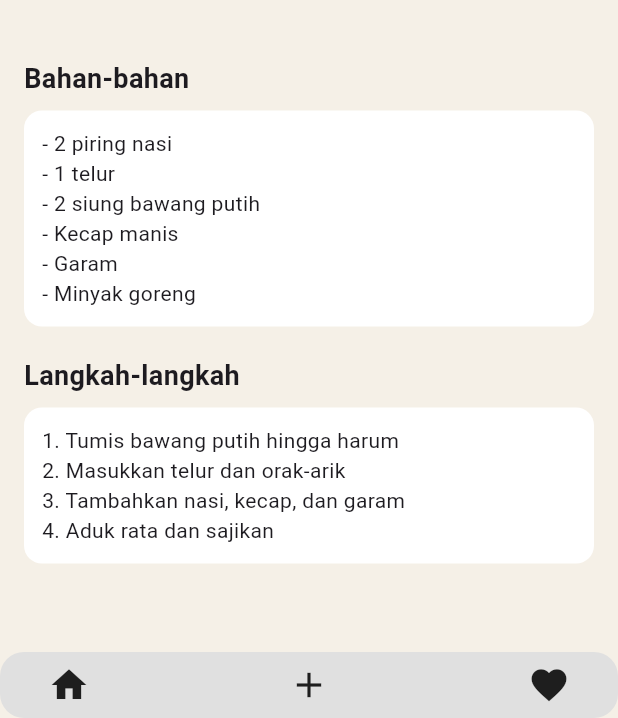
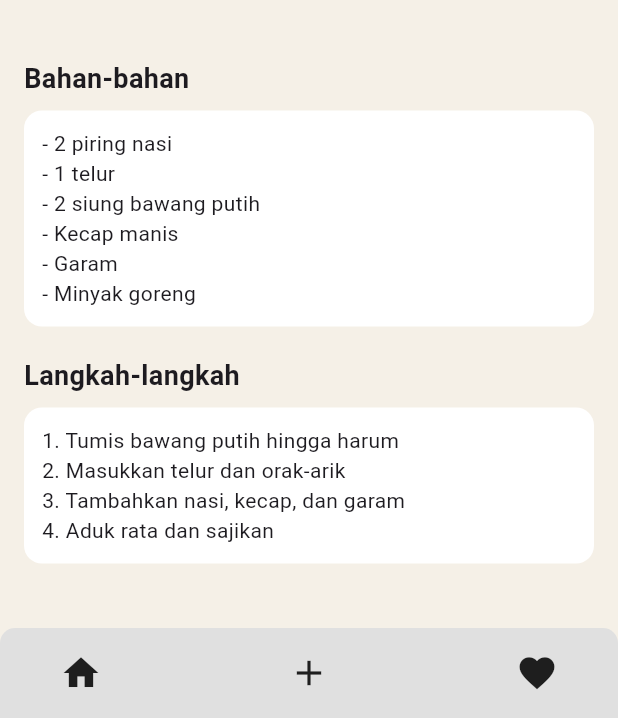
Before and after one commit to zenntma/resepku, a Flutter app: the screen it shows after launch, after a tap on "Nasi Goreng", on a phone screen of 412 x 824 dp, the part 518-1236 px from its top. Run offline on Flutter 3.47's test engine with Material 3 defaults, Android fonts, the phone set to English and light mode, and no system bars.

Commit message:
update home dan detail

```diff
--- a/lib/detail.dart
+++ b/lib/detail.dart
@@ -1,4 +1,8 @@
 import 'package:flutter/material.dart';
+import 'package:resepku/profil.dart';
+import 'package:resepku/tambah.dart';
+import 'package:resepku/favorit.dart';
+import 'package:resepku/home.dart';
 
 class DetailResepPage extends StatelessWidget {
   final String title;
@@ -23,18 +27,33 @@ class DetailResepPage extends StatelessWidget {
         backgroundColor: const Color(0xFFF5F0E7),
         elevation: 0,
         title: const Text(
-          'Detail Resep', //buat bagian text ini rata tengah
+          'Detail Resep',
           style: TextStyle(
             color: Color.fromARGB(255, 255, 195, 32),
             fontWeight: FontWeight.bold,
           ),
         ),
-        actions: const [
+        actions: [
           Padding(
-            padding: EdgeInsets.only(right: 16),
-            child: CircleAvatar(
-              backgroundImage: AssetImage('assets/images/profil.png'),
-              radius: 20,
+            padding: const EdgeInsets.only(right: 16),
+            child: GestureDetector(
+              onTap: () {
+                Navigator.push(
+                  context,
+                  MaterialPageRoute(
+                    builder:
+                        (context) => const HalamanProfil(
+                          username: 'user123',
+                          nama: 'Budi Santoso',
+                          email: 'budi@gmail.com',
+                        ),
+                  ),
+                );
+              },
+              child: const CircleAvatar(
+                backgroundImage: AssetImage('assets/images/profil.png'),
+                radius: 20,
+              ),
             ),
           ),
         ],
@@ -74,14 +93,9 @@ class DetailResepPage extends StatelessWidget {
             const SizedBox(height: 16),
 
             Padding(
-              padding: const EdgeInsets.symmetric(
-                horizontal: 30,
-                vertical: 20,
-              ), // ✅ Padding antara border dan gambar
+              padding: const EdgeInsets.symmetric(horizontal: 30, vertical: 20),
               child: ClipRRect(
-                borderRadius: BorderRadius.circular(
-                  8,
-                ), // ✅ lebih kecil dari Container
+                borderRadius: BorderRadius.circular(8),
                 child: AspectRatio(
                   aspectRatio: 16 / 9,
                   child: Image.asset(image, fit: BoxFit.cover),
@@ -126,15 +140,69 @@ class DetailResepPage extends StatelessWidget {
       bottomNavigationBar: Container(
         decoration: BoxDecoration(
           color: Colors.grey.shade300,
-          borderRadius: BorderRadius.all(Radius.circular(16)),
+          borderRadius: const BorderRadius.vertical(top: Radius.circular(10)),
         ),
         padding: const EdgeInsets.symmetric(vertical: 8, horizontal: 32),
         child: Row(
           mainAxisAlignment: MainAxisAlignment.spaceBetween,
-          children: const [
-            Icon(Icons.home, size: 28),
-            Icon(Icons.add, size: 28),
-            Icon(Icons.favorite, size: 28),
+          children: [
+            // Home
+            Material(
+              color: Colors.transparent,
+              child: InkWell(
+                borderRadius: BorderRadius.circular(10),
+                onTap: () {
+                  Navigator.push(
+                    context,
+                    MaterialPageRoute(builder: (context) => const HomePage()),
+                  );
+                },
+                child: const Padding(
+                  padding: EdgeInsets.all(8.0),
+                  child: Icon(Icons.home, size: 28),
+                ),
+              ),
+            ),
+
+            // Add
+            Material(
+              color: Colors.transparent,
+              child: InkWell(
+                borderRadius: BorderRadius.circular(10),
+                onTap: () {
+                  Navigator.push(
+                    context,
+                    MaterialPageRoute(
+                      builder: (context) => const TambahResep(),
+                    ),
+                  );
+                },
+                child: const Padding(
+                  padding: EdgeInsets.all(8.0),
+                  child: Icon(Icons.add, size: 28),
+                ),
+              ),
+            ),
+
+            // Favorite
+            Material(
+              color: Colors.transparent,
+              child: InkWell(
+                borderRadius: BorderRadius.circular(10),
+                onTap: () {
+                  Navigator.push(
+                    context,
+                    MaterialPageRoute(
+                      builder: (context) => const HalamanFavorit(),
+                    ),
+                  );
+                },
+                child: const Padding(
+                  padding: EdgeInsets.all(8.0),
+                  child: Icon(Icons.favorite, size: 28),
+                ),
+              ),
+            ),
           ],
         ),
       ),
--- a/lib/home.dart
+++ b/lib/home.dart
@@ -1,5 +1,8 @@
 import 'package:flutter/material.dart';
 import 'package:resepku/detail.dart';
+import 'package:resepku/profil.dart';
+import 'package:resepku/tambah.dart';
+import 'package:resepku/favorit.dart';
 
 class HomePage extends StatefulWidget {
   const HomePage({super.key});
@@ -101,16 +104,32 @@ class _HomePageState extends State<HomePage> {
             fontWeight: FontWeight.bold,
           ),
         ),
-        actions: const [
+        actions: [
           Padding(
-            padding: EdgeInsets.only(right: 16),
-            child: CircleAvatar(
-              backgroundImage: AssetImage('assets/images/profil.png'),
-              radius: 20,
+            padding: const EdgeInsets.only(right: 16),
+            child: GestureDetector(
+              onTap: () {
+                Navigator.push(
+                  context,
+                  MaterialPageRoute(
+                    builder:
+                        (context) => const HalamanProfil(
+                          username: 'user123',
+                          nama: 'Budi Santoso',
+                          email: 'budi@gmail.com',
+                        ),
+                  ),
+                );
+              },
+              child: const CircleAvatar(
+                backgroundImage: AssetImage('assets/images/profil.png'),
+                radius: 20,
+              ),
             ),
           ),
         ],
       ),
+
       body: Padding(
         padding: const EdgeInsets.all(16),
         child: Column(
@@ -170,15 +189,69 @@ class _HomePageState extends State<HomePage> {
       bottomNavigationBar: Container(
         decoration: BoxDecoration(
           color: Colors.grey.shade300,
-          borderRadius: BorderRadius.all(Radius.circular(16)),
+          borderRadius: const BorderRadius.vertical(top: Radius.circular(10)),
         ),
         padding: const EdgeInsets.symmetric(vertical: 8, horizontal: 32),
         child: Row(
           mainAxisAlignment: MainAxisAlignment.spaceBetween,
-          children: const [
-            Icon(Icons.home, size: 28),
-            Icon(Icons.add, size: 28),
-            Icon(Icons.favorite, size: 28),
+          children: [
+            // Home
+            Material(
+              color: Colors.transparent,
+              child: InkWell(
+                borderRadius: BorderRadius.circular(10),
+                onTap: () {
+                  // Navigator.push(
+                  //   context,
+                  //   MaterialPageRoute(builder: (context) => const HomePage()),
+                  // );
+                },
+                child: const Padding(
+                  padding: EdgeInsets.all(8.0),
+                  child: Icon(Icons.home, size: 28),
+                ),
+              ),
+            ),
+
+            // Add
+            Material(
+              color: Colors.transparent,
+              child: InkWell(
+                borderRadius: BorderRadius.circular(10),
+                onTap: () {
+                  Navigator.push(
+                    context,
+                    MaterialPageRoute(
+                      builder: (context) => const TambahResep(),
+                    ),
+                  );
+                },
+                child: const Padding(
+                  padding: EdgeInsets.all(8.0),
+                  child: Icon(Icons.add, size: 28),
+                ),
+              ),
+            ),
+
+            // Favorite
+            Material(
+              color: Colors.transparent,
+              child: InkWell(
+                borderRadius: BorderRadius.circular(10),
+                onTap: () {
+                  Navigator.push(
+                    context,
+                    MaterialPageRoute(
+                      builder: (context) => const HalamanFavorit(),
+                    ),
+                  );
+                },
+                child: const Padding(
+                  padding: EdgeInsets.all(8.0),
+                  child: Icon(Icons.favorite, size: 28),
+                ),
+              ),
+            ),
           ],
         ),
       ),
```
